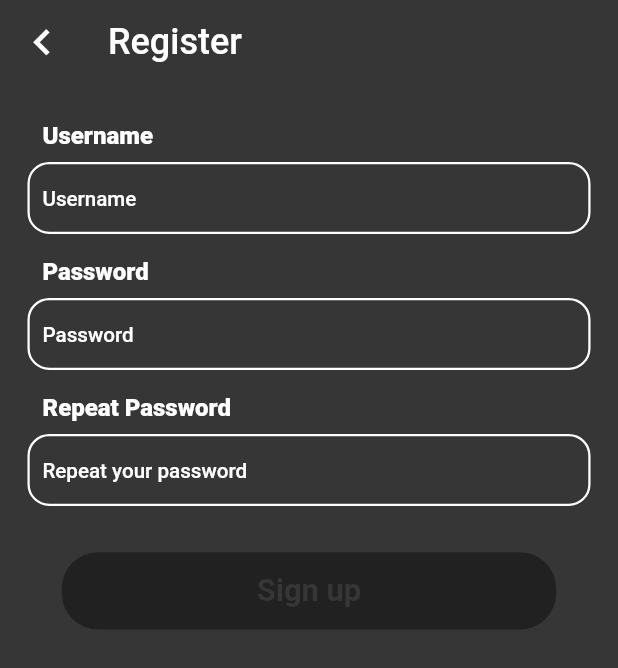
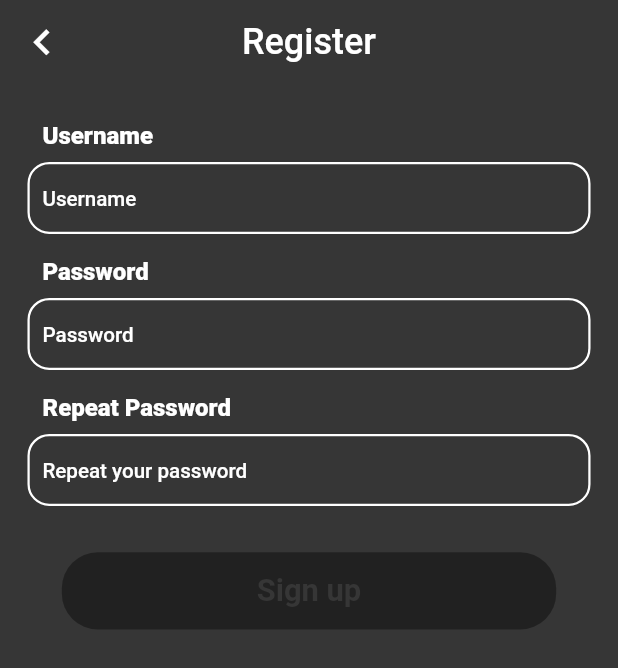
Before and after one commit to jasonleung101/United-mobile, a Flutter app: the screen it shows after launch, after a tap on "Sign Up", on a phone screen of 412 x 824 dp. Shown: the top 668 px of the screen. Run offline on Flutter 3.47's test engine with Material 2 defaults, Android fonts, the phone set to English and light mode, and no system bars; our stand-ins replace flutter_screenutil, flutter_signin_button, get, logger, splashscreen.

```diff
--- a/lib/global/globalController.dart
+++ b/lib/global/globalController.dart
@@ -3,7 +3,9 @@ import 'package:logger/logger.dart';
 
 class GlobalController extends GetxController {
   final logger = Get.find<Logger>();
-  int navBarIndex = 0;
+  final _navBarIndex = 0.obs;
+  set selectedIndex(value) => this._navBarIndex.value = value;
+  get selectedIndex => this._navBarIndex.value;
 
   GlobalController();
 
@@ -20,7 +22,7 @@ class GlobalController extends GetxController {
   }
 
   void onNavBarClick(int index) {
-    navBarIndex = index;
+    this.selectedIndex = index;
     update();
   }
 }
--- a/lib/main.dart
+++ b/lib/main.dart
@@ -29,6 +29,7 @@ class MyApp extends StatelessWidget {
       routingCallback: AppRoute.observer,
       theme: AppTheme.primary,
       home: AppSplashPage(),
+      enableLog: false,
     );
   }
 }
--- a/lib/utils/appUtils.dart
+++ b/lib/utils/appUtils.dart
@@ -16,4 +16,8 @@ class AppUtils {
   static get numberFormat {
     return NumberFormat.decimalPattern();
   }
+
+  static get currencyFormat {
+    return NumberFormat.simpleCurrency();
+  }
 }
--- a/lib/utils/beforeAppStart.dart
+++ b/lib/utils/beforeAppStart.dart
@@ -16,7 +16,6 @@ Future<void> configEnvironmentAndDependencies() async {
       printEmojis: true,
     ),
   );
-
   Get.put<Logger>(logger);
   Get.put<GlobalController>(GlobalController(), permanent: true);
   logger.i("Finish config, starting app now");
--- a/lib/utils/extension.dart
+++ b/lib/utils/extension.dart
@@ -2,7 +2,7 @@ import 'package:flutter/material.dart';
 import 'package:flutter_screenutil/flutter_screenutil.dart';
 import 'package:password_manager_mobile/utils/theme.dart';
 
-extension AppExtension on Widget {
+extension WidgetExtension on Widget {
   Widget addPaddingToTheWidget(
       {double top, double right, double bottom, double left}) {
     return Padding(
@@ -26,7 +26,7 @@ extension AppExtension on Widget {
               onPressed: () {},
             ),
           ),
-        ).addPaddingToTheWidget(top: 120.h, right: 0, bottom: 0, left: 60.w),
+        ).addPaddingToTheWidget(top: 120.h, right: 0, bottom: 0, left: 48.w),
       ],
     );
   }
--- a/lib/utils/route.dart
+++ b/lib/utils/route.dart
@@ -1,7 +1,11 @@
 import 'dart:io';
 
 import 'package:get/get.dart';
-import 'package:password_manager_mobile/views/postLogin/home/homePage.dart';
+import 'package:password_manager_mobile/views/postLogin/me/meLandingPage.dart';
+import 'package:password_manager_mobile/views/postLogin/menu/menuLandingPage.dart';
+import 'package:password_manager_mobile/views/postLogin/postLoginMain.dart';
+import 'package:password_manager_mobile/views/postLogin/save/saveLandingPage.dart';
+import 'package:password_manager_mobile/views/postLogin/spend/spendLandingPage.dart';
 import 'package:password_manager_mobile/views/preLogin/landingPage.dart';
 import 'package:password_manager_mobile/views/preLogin/login/loginPage.dart';
 import 'package:password_manager_mobile/views/preLogin/register/registerPage.dart';
@@ -17,6 +21,10 @@ class AppRoute {
   static final signUp = '/sign_up';
   static final logIn = '/log_in';
   static final home = '/home';
+  static final spend = '/spend';
+  static final save = '/save';
+  static final menu = '/menu';
+  static final me = '/me';
 
   static final List<GetPage> getPages = [
     GetPage(
@@ -33,7 +41,23 @@ class AppRoute {
         transitionDuration: _transitionDuration),
     GetPage(
         name: home,
-        page: () => HomePage(),
+        page: () => PostLoginMainPage(),
+        transitionDuration: _transitionDuration),
+    GetPage(
+        name: spend,
+        page: () => SpendLandingPage(),
+        transitionDuration: _transitionDuration),
+    GetPage(
+        name: save,
+        page: () => SaveLandingPage(),
+        transitionDuration: _transitionDuration),
+    GetPage(
+        name: menu,
+        page: () => MenuLandingPage(),
+        transitionDuration: _transitionDuration),
+    GetPage(
+        name: me,
+        page: () => MeLandingPage(),
         transitionDuration: _transitionDuration),
   ];
 
--- a/lib/views/preLogin/landingPage.dart
+++ b/lib/views/preLogin/landingPage.dart
@@ -1,5 +1,6 @@
 import 'package:flutter/material.dart';
 import 'package:flutter_screenutil/flutter_screenutil.dart';
+import 'package:flutter_signin_button/flutter_signin_button.dart';
 import 'package:get/get.dart';
 import 'package:password_manager_mobile/utils/appUtils.dart';
 import 'package:password_manager_mobile/utils/theme.dart';
@@ -53,6 +54,55 @@ class FirstPage extends StatelessWidget {
                   ),
                 ),
               ).addPaddingToTheWidget(top: 0, right: 0, bottom: 48.h, left: 0),
+              Row(
+                mainAxisAlignment: MainAxisAlignment.center,
+                children: [
+                  SizedBox(
+                    height: 125.h,
+                    width: 125.w,
+                    child: SignInButton(
+                      Buttons.AppleDark,
+                      mini: true,
+                      onPressed: () {},
+                      shape: RoundedRectangleBorder(
+                          borderRadius: BorderRadius.circular(36)),
+                    ),
+                  ).addPaddingToTheWidget(left: 24.w, right: 24.w),
+                  SizedBox(
+                    height: 125.h,
+                    width: 125.w,
+                    child: SignInButton(
+                      Buttons.Facebook,
+                      mini: true,
+                      onPressed: () {},
+                      shape: RoundedRectangleBorder(
+                          borderRadius: BorderRadius.circular(36)),
+                    ),
+                  ).addPaddingToTheWidget(left: 24.w, right: 24.w),
+                  SizedBox(
+                    height: 125.h,
+                    width: 125.w,
+                    child: SignInButton(
+                      Buttons.GitHub,
+                      onPressed: () {},
+                      mini: true,
+                      shape: RoundedRectangleBorder(
+                          borderRadius: BorderRadius.circular(36)),
+                    ),
+                  ).addPaddingToTheWidget(left: 24.w, right: 24.w),
+                  SizedBox(
+                    height: 125.h,
+                    width: 125.w,
+                    child: SignInButton(
+                      Buttons.LinkedIn,
+                      onPressed: () {},
+                      mini: true,
+                      shape: RoundedRectangleBorder(
+                          borderRadius: BorderRadius.circular(36)),
+                    ),
+                  ).addPaddingToTheWidget(left: 24.w, right: 24.w),
+                ],
+              ).addPaddingToTheWidget(bottom: 36.h),
               Center(
                 child: SizedBox(
                   height: 60.h,
--- a/lib/views/preLogin/login/loginPage.dart
+++ b/lib/views/preLogin/login/loginPage.dart
@@ -30,6 +30,7 @@ class LoginPage extends StatelessWidget {
           AppTextFormField(
             textController: controller.usernameInputController,
             labelText: "Username",
+            textInputAction: TextInputAction.next,
           ).addPaddingToTheWidget(top: 0, right: 0, bottom: 36.h, left: 0),
           AppTextFormField(
             textController: controller.passwordInputController,
@@ -52,6 +53,7 @@ class LoginPage extends StatelessWidget {
                   borderRadius: BorderRadius.circular(24.0)),
               onPressed: controller.isBtnEnable.value
                   ? () {
+                      FocusScope.of(context).unfocus();
                       Get.toNamed('/home');
                     }
                   : null,
--- a/lib/widgets/transparentAppbar.dart
+++ b/lib/widgets/transparentAppbar.dart
@@ -12,6 +12,7 @@ PreferredSize transparentAppbar(
       elevation: 0.0,
       leading: leading,
       automaticallyImplyLeading: false,
+      centerTitle: true,
     ),
   );
 }
--- a/pubspec.yaml
+++ b/pubspec.yaml
@@ -29,6 +29,7 @@ dependencies:
   intl: ^0.16.1
   logger: ^0.9.4
   splashscreen:
+  flutter_signin_button: ^1.1.0
 
 dev_dependencies:
   flutter_test:
```
Also changed, not shown: lib/utils/appDialogUtils.dart (added, +61 -0 lines), lib/views/postLogin/home/homePage.dart (deleted, +0 -71 lines), lib/views/postLogin/me/meLandingPage.dart (added, +8 -0 lines), lib/views/postLogin/menu/menuLandingPage.dart (added, +8 -0 lines), lib/views/postLogin/postLoginMain.dart (added, +46 -0 lines), lib/views/postLogin/save/saveLandingPage.dart (added, +8 -0 lines), lib/views/postLogin/spend/spendLandingPage.dart (added, +53 -0 lines), lib/widgets/appBottomNavBar.dart (+9 -9 lines), lib/widgets/recommandedCard.dart (added, +43 -0 lines), pubspec.lock.
